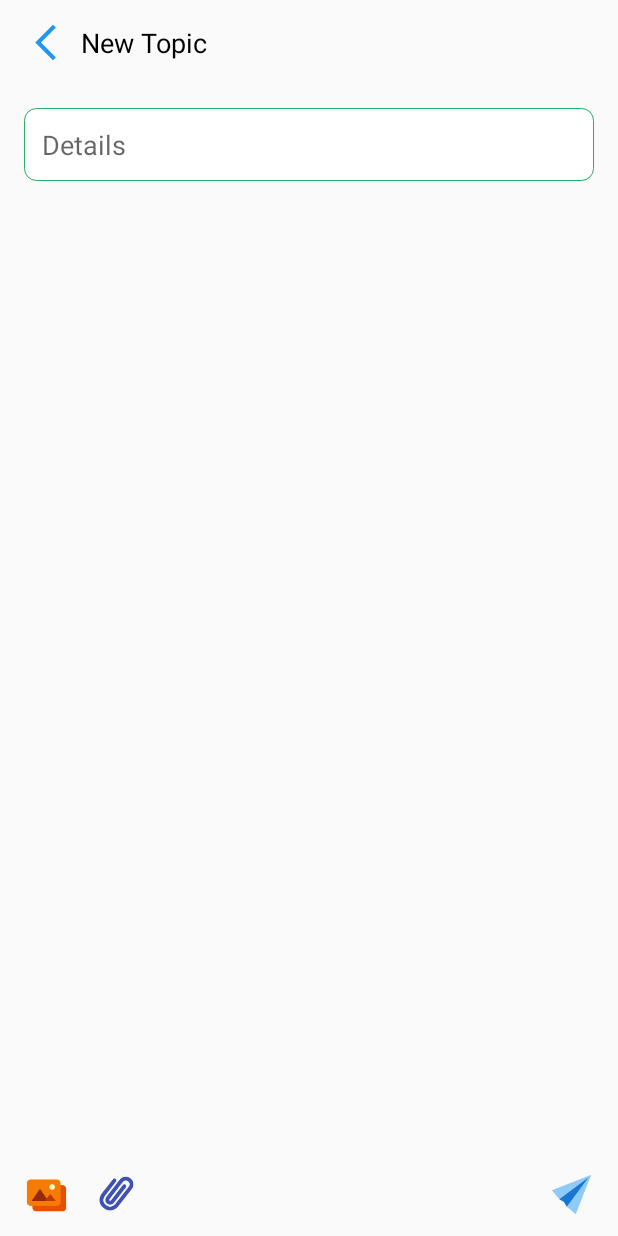
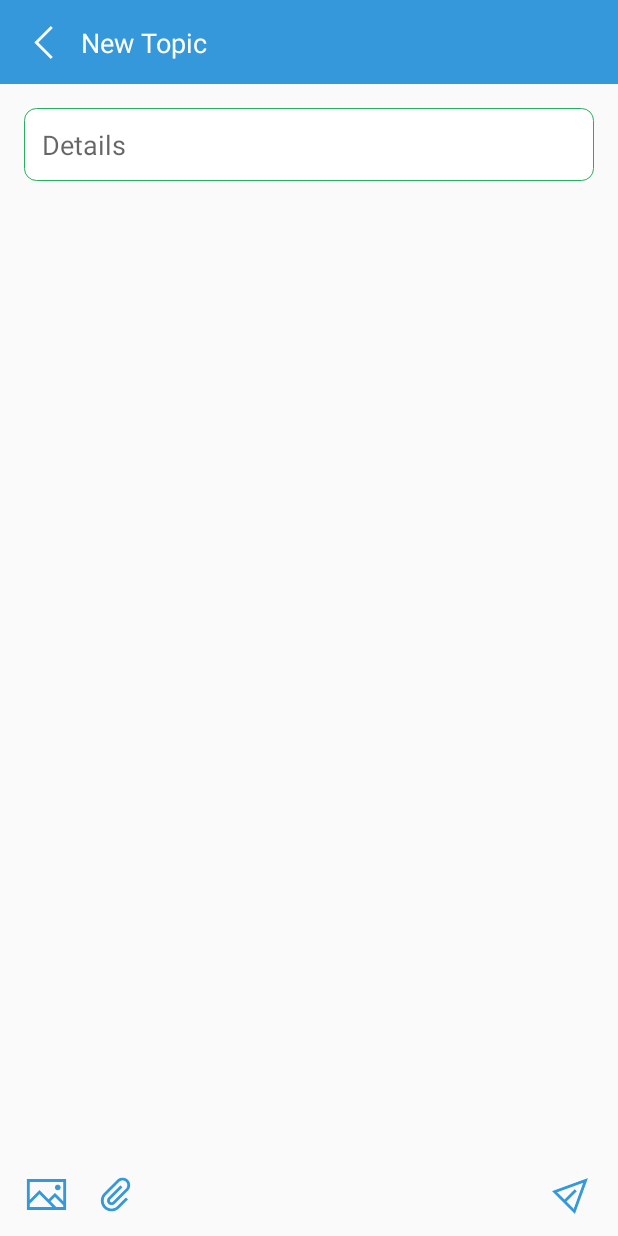
Before and after one commit to JazperT298/Yes_Mobile, an Android app: the NewTopicActivity screen opened directly, with no data from a screen before it, on a phone screen of 412 x 824 dp. Run offline under Robolectric (Android 15) with nearby library versions, the phone set to English and light mode, and no system bars; libraries missing offline, so code that uses them is left out: com.loopj.android, cz.msebera.android, es.dmoral.toasty; pictures from the network do not load.

Commit message:
topics - new UI

```diff
--- a/app/src/main/java/com/theyestech/yes_mobile/activities/NewTopicActivity.java
+++ b/app/src/main/java/com/theyestech/yes_mobile/activities/NewTopicActivity.java
@@ -8,6 +8,7 @@ import android.content.Intent;
 import android.content.pm.PackageManager;
 import android.database.Cursor;
 import android.net.Uri;
+import android.os.Build;
 import android.os.Bundle;
 import android.provider.MediaStore;
 import android.support.annotation.NonNull;
@@ -15,6 +16,8 @@ import android.support.v4.app.ActivityCompat;
 import android.support.v4.content.ContextCompat;
 import android.support.v7.app.AppCompatActivity;
 import android.view.View;
+import android.view.Window;
+import android.view.WindowManager;
 import android.widget.EditText;
 import android.widget.ImageView;
 import android.widget.MediaController;
@@ -75,6 +78,12 @@ public class NewTopicActivity extends AppCompatActivity {
     }
 
     private void initializeUI() {
+        if (Build.VERSION.SDK_INT >= Build.VERSION_CODES.LOLLIPOP) {
+            Window window = getWindow();
+            window.addFlags(WindowManager.LayoutParams.FLAG_DRAWS_SYSTEM_BAR_BACKGROUNDS);
+            window.setStatusBarColor(getResources().getColor(R.color.colorPeterriver));
+        }
+
         ivBack = findViewById(R.id.iv_NewTopicBack);
         ivImage = findViewById(R.id.iv_NewTopicImage);
         ivGallery = findViewById(R.id.iv_NewTopicGallery);
--- a/app/src/main/res/layout/activity_new_topic.xml
+++ b/app/src/main/res/layout/activity_new_topic.xml
@@ -10,6 +10,7 @@
         android:id="@+id/constraintLayout12"
         android:layout_width="0dp"
         android:layout_height="?attr/actionBarSize"
+        android:background="@color/colorPeterriver"
         android:padding="8dp"
         app:layout_constraintEnd_toEndOf="parent"
         app:layout_constraintStart_toStartOf="parent"
@@ -23,7 +24,7 @@
             app:layout_constraintBottom_toBottomOf="parent"
             app:layout_constraintStart_toStartOf="parent"
             app:layout_constraintTop_toTopOf="parent"
-            app:srcCompat="@drawable/ic_back" />
+            app:srcCompat="@drawable/ic_back_white" />
 
         <TextView
             android:id="@+id/textView23"
@@ -31,7 +32,7 @@
             android:layout_height="wrap_content"
             android:layout_marginStart="8dp"
             android:text="New Topic"
-            android:textColor="@android:color/primary_text_light_nodisable"
+            android:textColor="@color/colorWhite"
             android:textSize="18sp"
             app:layout_constraintBottom_toBottomOf="parent"
             app:layout_constraintStart_toEndOf="@+id/iv_NewTopicBack"
@@ -116,7 +117,7 @@
             app:layout_constraintBottom_toBottomOf="parent"
             app:layout_constraintStart_toStartOf="parent"
             app:layout_constraintTop_toTopOf="parent"
-            app:srcCompat="@drawable/ic_gallery" />
+            app:srcCompat="@drawable/ic_topics_images" />
 
         <ImageView
             android:id="@+id/iv_NewTopicSend"
@@ -126,7 +127,7 @@
             app:layout_constraintBottom_toBottomOf="parent"
             app:layout_constraintEnd_toEndOf="parent"
             app:layout_constraintTop_toTopOf="parent"
-            app:srcCompat="@drawable/ic_send" />
+            app:srcCompat="@drawable/ic_topics_send" />
 
         <ImageView
             android:id="@+id/iv_NewTopicAttach"
@@ -136,7 +137,7 @@
             app:layout_constraintBottom_toBottomOf="parent"
             app:layout_constraintStart_toEndOf="@+id/iv_NewTopicGallery"
             app:layout_constraintTop_toTopOf="parent"
-            app:srcCompat="@drawable/ic_attach" />
+            app:srcCompat="@drawable/ic_topics_attachment" />
     </android.support.constraint.ConstraintLayout>
 
 </android.support.constraint.ConstraintLayout>
```
Also changed, not shown: app/src/main/java/com/theyestech/yes_mobile/activities/SubjectTopicsActivity.java (+9 -0 lines), app/src/main/java/com/theyestech/yes_mobile/activities/SubjectTopicsCommentActivity.java (+9 -1 lines), app/src/main/java/com/theyestech/yes_mobile/adapters/StudentsAdapter.java (+4 -4 lines), app/src/main/res/layout/activity_subject_topics.xml (+5 -4 lines), app/src/main/res/layout/activity_subject_topics_comment.xml (+4 -3 lines), app/src/main/res/layout/dialog_add_student_to_subject.xml (+13 -5 lines), app/src/main/res/layout/listrow_comments.xml (+6 -9 lines), app/src/main/res/layout/listrow_subject_topics.xml (+19 -12 lines), app/src/main/res/drawable/ic_topics_attachment.png (added), app/src/main/res/drawable/ic_topics_comment.png (added), app/src/main/res/drawable/ic_topics_images.png (added), app/src/main/res/drawable/ic_topics_profile.png (added), app/src/main/res/drawable/ic_topics_send.png (added).
